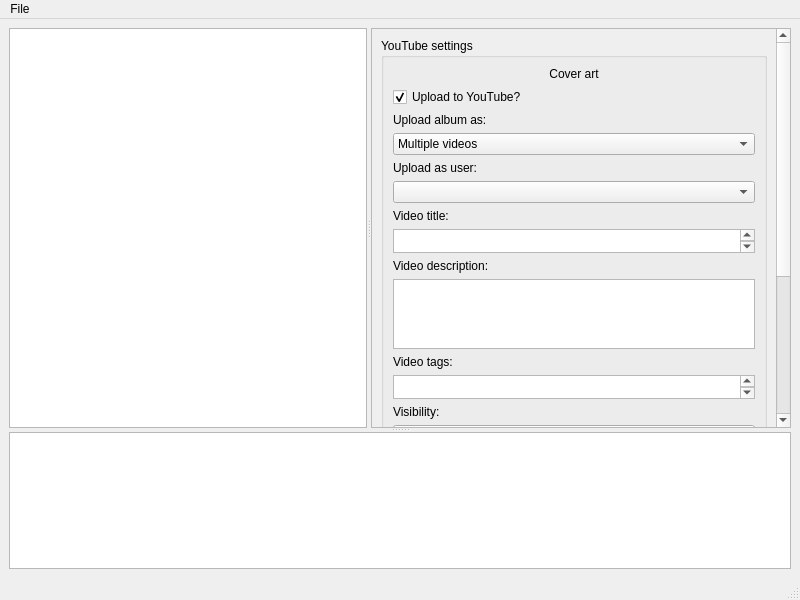
7x11x13/songs-to-youtube, file ui/mainwindow.ui: the form before one commit.
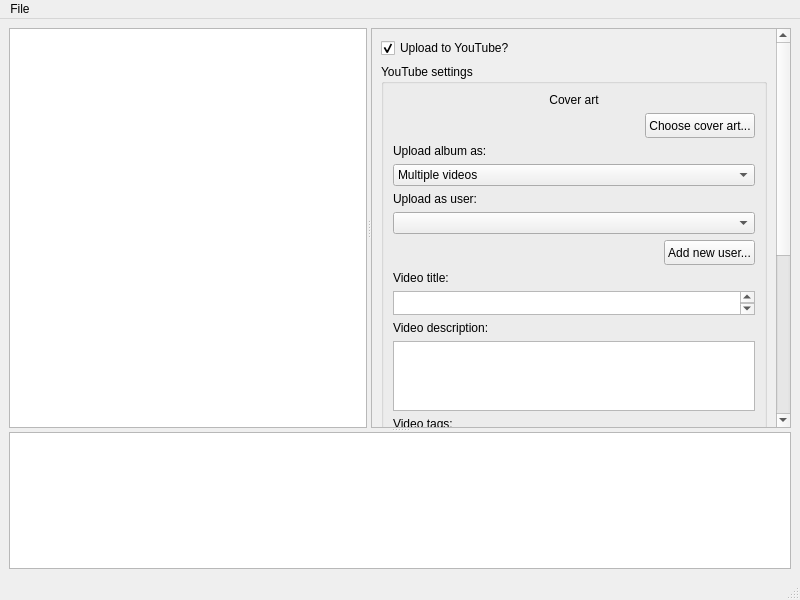
The form after the commit. Custom widgets are drawn as their Qt base class.

The edit to the form file:
```diff
--- a/ui/mainwindow.ui
+++ b/ui/mainwindow.ui
@@ -78,9 +78,9 @@
          <property name="geometry">
           <rect>
            <x>0</x>
-           <y>0</y>
+           <y>-283</y>
            <width>344</width>
-           <height>619</height>
+           <height>681</height>
           </rect>
          </property>
          <property name="sizePolicy">
@@ -96,6 +96,19 @@
           </size>
          </property>
          <layout class="QVBoxLayout" name="verticalLayout">
+          <item>
+           <widget class="QCheckBox" name="uploadYouTube">
+            <property name="text">
+             <string>Upload to YouTube?</string>
+            </property>
+            <property name="checked">
+             <bool>true</bool>
+            </property>
+            <property name="tristate">
+             <bool>false</bool>
+            </property>
+           </widget>
+          </item>
           <item alignment="Qt::AlignTop">
            <widget class="QGroupBox" name="youtubeSettings">
             <property name="title">
@@ -118,16 +131,22 @@
                </property>
               </widget>
              </item>
-             <item>
-              <widget class="QCheckBox" name="uploadYouTube">
+             <item alignment="Qt::AlignRight">
+              <widget class="QPushButton" name="coverArtButton">
+               <property name="minimumSize">
+                <size>
+                 <width>0</width>
+                 <height>25</height>
+                </size>
+               </property>
+               <property name="maximumSize">
+                <size>
+                 <width>150</width>
+                 <height>50</height>
+                </size>
+               </property>
                <property name="text">
-                <string>Upload to YouTube?</string>
-               </property>
-               <property name="checked">
-                <bool>true</bool>
-               </property>
-               <property name="tristate">
-                <bool>false</bool>
+                <string>Choose cover art...</string>
                </property>
               </widget>
              </item>
@@ -167,6 +186,25 @@
              <item>
               <widget class="QComboBox" name="userSelect"/>
              </item>
+             <item alignment="Qt::AlignRight">
+              <widget class="QPushButton" name="addUser">
+               <property name="minimumSize">
+                <size>
+                 <width>0</width>
+                 <height>25</height>
+                </size>
+               </property>
+               <property name="maximumSize">
+                <size>
+                 <width>150</width>
+                 <height>50</height>
+                </size>
+               </property>
+               <property name="text">
+                <string>Add new user...</string>
+               </property>
+              </widget>
+             </item>
              <item>
               <widget class="QLabel" name="label_2">
                <property name="text">
@@ -403,6 +441,12 @@
    <extends>QPlainTextEdit</extends>
    <header>log_widget.h</header>
   </customwidget>
+  <customwidget>
+   <class>SongSettingsWidget</class>
+   <extends>QWidget</extends>
+   <header>song_settings_widget.h</header>
+   <container>1</container>
+  </customwidget>
  </customwidgets>
  <resources/>
  <connections/>
```
Left out of the diff: 7 changed lines with no effect on the pictures.
